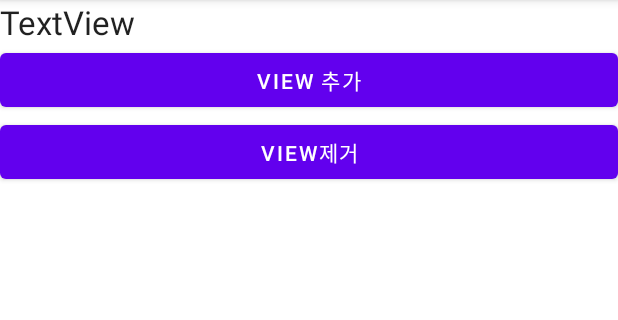
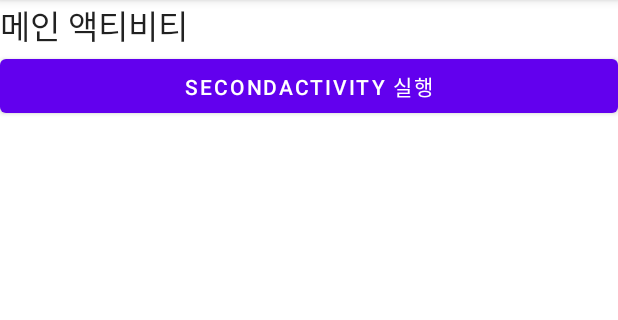
Before and after one commit to small-dogg/android-study2, an Android app: the screen it shows after launch (CodeView before the commit, ApplicationClass after it), on a phone screen of 412 x 824 dp, the part 84-404 px from its top. Run offline under Robolectric (Android 15) with nearby library versions, the phone set to English and light mode, and no system bars.

Commit message:
feat: Application Class를 정의하여 전역변수처럼 클래스 사용

```diff
--- /dev/null
+++ b/app/src/main/java/com/smalldogg/study/androidstudy2/AppClass.kt
@@ -0,0 +1,12 @@
+package com.smalldogg.study.androidstudy2
+
+import android.app.Application
+import android.util.Log
+
+class AppClass : Application() {
+    var value1 = 0
+    var value2 = ""
+    fun method1() {
+        Log.d("test","method1을 호출하였습니다.")
+    }
+}
--- /dev/null
+++ b/app/src/main/java/com/smalldogg/study/androidstudy2/ApplicationClass.kt
@@ -0,0 +1,28 @@
+package com.smalldogg.study.androidstudy2
+
+import android.content.Intent
+import androidx.appcompat.app.AppCompatActivity
+import android.os.Bundle
+import com.smalldogg.study.androidstudy2.databinding.ActivityApplicationClassBinding
+
+class ApplicationClass : AppCompatActivity() {
+    private lateinit var binding: ActivityApplicationClassBinding
+
+    override fun onCreate(savedInstanceState: Bundle?) {
+        super.onCreate(savedInstanceState)
+
+        binding = ActivityApplicationClassBinding.inflate(layoutInflater)
+
+        val view = binding.root
+        setContentView(view)
+
+        binding.button4.setOnClickListener {
+
+            val app = application as AppClass
+            app.method1()
+
+            val secondIntent = Intent(this, SecondActivity::class.java)
+            startActivity(secondIntent)
+        }
+    }
+}
--- a/app/src/main/java/com/smalldogg/study/androidstudy2/XmlViewActivity.kt
+++ b/app/src/main/java/com/smalldogg/study/androidstudy2/XmlViewActivity.kt
@@ -3,18 +3,17 @@ package com.smalldogg.study.androidstudy2
 import androidx.appcompat.app.AppCompatActivity
 import android.os.Bundle
 import android.util.Log
+import android.widget.TextView
 import com.smalldogg.study.androidstudy2.databinding.ActivityXmlViewBinding
 import com.smalldogg.study.androidstudy2.databinding.LayoutSub1Binding
 
 class XmlViewActivity : AppCompatActivity() {
 
     private lateinit var binding: ActivityXmlViewBinding
-    private lateinit var binding2: LayoutSub1Binding
 
     override fun onCreate(savedInstanceState: Bundle?) {
         super.onCreate(savedInstanceState)
         binding = ActivityXmlViewBinding.inflate(layoutInflater)
-        binding2 = LayoutSub1Binding.inflate(layoutInflater)
 
         val view = binding.root
         setContentView(view)
@@ -26,8 +25,9 @@ class XmlViewActivity : AppCompatActivity() {
         val sub3 = layoutInflater.inflate(R.layout.layout_sub3, binding.container1)
 
         sub1.run{
+            val sub1Text = findViewById<TextView>(R.id.sub1_text)
             binding.textView2.text = "sub1의 버튼을 눌렀습니다."
-            binding2.sub1Text.text = "sub1의 버튼을 눌렀습니다."//뷰 바인딩 어케하는지...
+            sub1Text.text = "sub1의 버튼을 눌렀습니다."
         }
 
         binding.button1.setOnClickListener {
--- /dev/null
+++ b/app/src/main/res/layout/activity_application_class.xml
@@ -0,0 +1,22 @@
+<?xml version="1.0" encoding="utf-8"?>
+<LinearLayout xmlns:android="http://schemas.android.com/apk/res/android"
+    xmlns:app="http://schemas.android.com/apk/res-auto"
+    xmlns:tools="http://schemas.android.com/tools"
+    android:layout_width="match_parent"
+    android:layout_height="match_parent"
+    android:orientation="vertical"
+    tools:context=".ApplicationClass">
+
+    <TextView
+        android:id="@+id/textView4"
+        android:layout_width="match_parent"
+        android:layout_height="wrap_content"
+        android:text="메인 액티비티"
+        android:textAppearance="@style/TextAppearance.AppCompat.Large" />
+
+    <Button
+        android:id="@+id/button4"
+        android:layout_width="match_parent"
+        android:layout_height="wrap_content"
+        android:text="SecondActivity 실행" />
+</LinearLayout>
```
Also changed, not shown: app/src/main/AndroidManifest.xml (+13 -6 lines), app/src/main/java/com/smalldogg/study/androidstudy2/SecondActivity.kt (added, +20 -0 lines), app/src/main/res/layout/activity_second.xml (added, +22 -0 lines).
